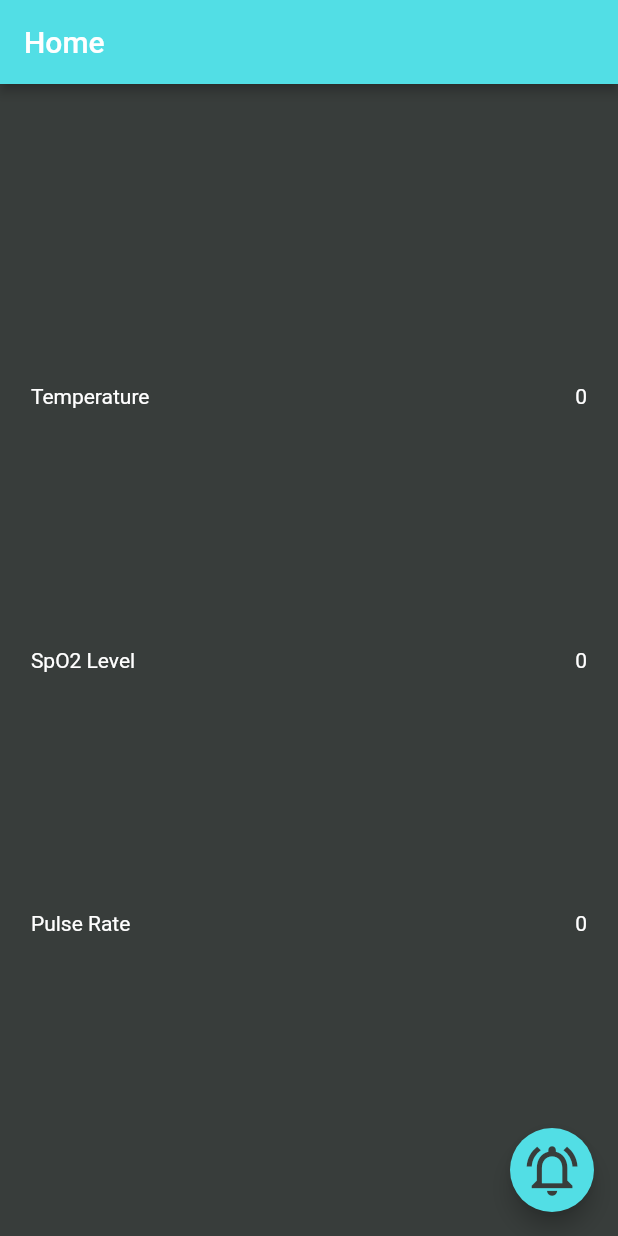
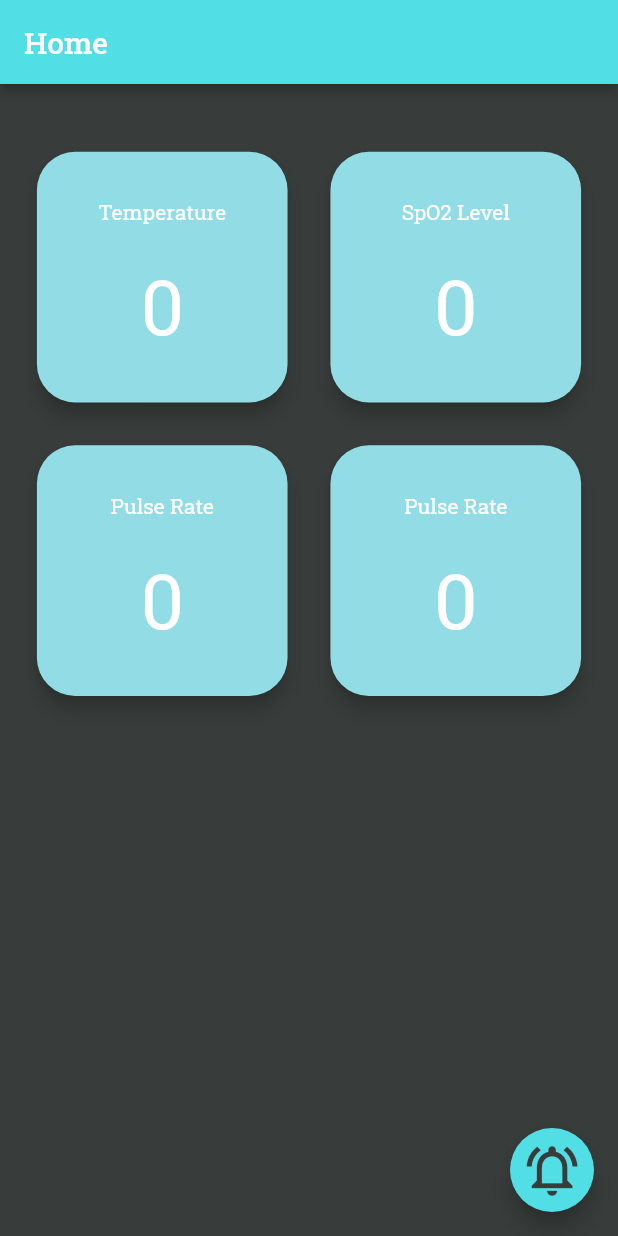
Before and after one commit to Anmol977/Covid-monitoring-system, a Flutter app: the PatientHomeScreen screen opened by its route, on a phone screen of 412 x 824 dp. Run offline on Flutter 3.47's test engine with Material 2 defaults, Android fonts, the phone set to English and light mode, and no system bars; our stand-ins replace flutter_screenutil, flutter_svg, shared_preferences; missing offline and left inert: mqtt_client; accounts and stored records are empty.

Commit message:
changed font and home ui

```diff
--- a/app/lib/constants/strings.dart
+++ b/app/lib/constants/strings.dart
@@ -1,5 +1,6 @@
 class Strings {
   static const String appTitle = "CovMon";
+  static const String fontFamily = "RobotoSlab";
 
   static const String empty = "";
 
--- a/app/lib/constants/theme.dart
+++ b/app/lib/constants/theme.dart
@@ -1,3 +1,4 @@
+import 'package:covmon/constants/strings.dart';
 import 'package:flutter/material.dart';
 import 'package:flutter_screenutil/flutter_screenutil.dart';
 
@@ -11,6 +12,7 @@ ThemeData theme() {
     appBarTheme: appBarTheme(),
     textButtonTheme: textButtonTheme(),
     elevatedButtonTheme: elevatedButtonTheme(),
+    fontFamily: Strings.fontFamily,
   );
 }
 
--- a/app/lib/screens/patient_home/home.dart
+++ b/app/lib/screens/patient_home/home.dart
@@ -40,11 +40,14 @@ class _PatientHomeScreenState extends State<PatientHomeScreen> {
           child: FutureBuilder(
             future: MQTTBroker.configureMQTT(),
             builder: (context, snapshot) {
-              return Column(
-                mainAxisAlignment: MainAxisAlignment.spaceEvenly,
+              return GridView.count(
+                crossAxisCount: 2,
+                mainAxisSpacing: 0.05.sw,
+                crossAxisSpacing: 0.05.sw,
                 children: [
                   _buildPatientInfo(Strings.temperature, Strings.zero),
                   _buildPatientInfo(Strings.spo2level, Strings.zero),
+                  _buildPatientInfo(Strings.pulseRate, Strings.zero),
                   _buildPatientInfo(Strings.pulseRate, Strings.zero),
                 ],
               );
@@ -56,12 +59,29 @@ class _PatientHomeScreenState extends State<PatientHomeScreen> {
   }
 
   Widget _buildPatientInfo(String title, String data) {
-    return Row(
-      mainAxisAlignment: MainAxisAlignment.spaceBetween,
-      children: [
-        Text(title),
-        Text(data),
-      ],
+    return Card(
+      elevation: 5,
+      shape: RoundedRectangleBorder(
+        borderRadius: BorderRadius.circular(25.r),
+      ),
+      color: AppColors.tertiaryColor,
+      child: Center(
+        child: Column(
+          mainAxisAlignment: MainAxisAlignment.center,
+          children: [
+            Text(title),
+            SizedBox(
+              height: 0.05.sw,
+            ),
+            Text(
+              data,
+              style: TextStyle(
+                fontSize: 50.sp,
+              ),
+            ),
+          ],
+        ),
+      ),
     );
   }
 }
```
Also changed, not shown: app/pubspec.yaml (+4 -6 lines), app/fonts/RobotoSlab-VariableFont_wght.ttf (added).
